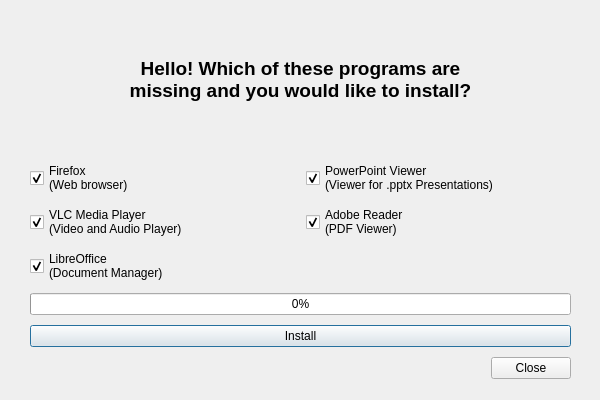
This is ui/install_dialog.ui in Atrate/qSchoolHelper as Qt 5 draws it before an edit. The edited form follows.
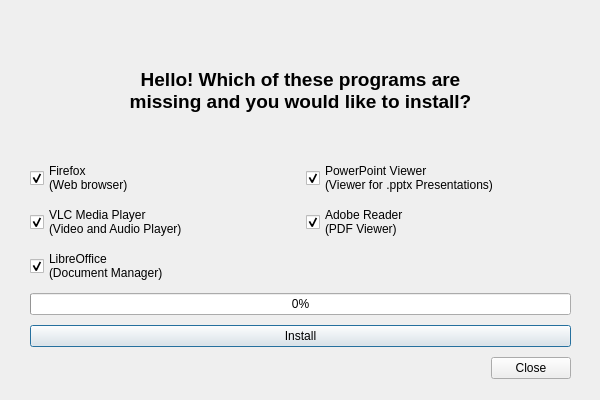
This is the edited form. Icons and pictures are not drawn.

What changed in the file:
```diff
--- a/ui/install_dialog.ui
+++ b/ui/install_dialog.ui
@@ -124,6 +124,12 @@
     </item>
     <item row="0" column="0" colspan="2">
      <widget class="QLabel" name="install_title_label">
+      <property name="sizePolicy">
+       <sizepolicy hsizetype="Preferred" vsizetype="Preferred">
+        <horstretch>0</horstretch>
+        <verstretch>0</verstretch>
+       </sizepolicy>
+      </property>
       <property name="font">
        <font>
         <pointsize>14</pointsize>
@@ -133,8 +139,7 @@
       </property>
       <property name="text">
        <string>Hello! Which of these programs are
-missing and you would like to install?
-</string>
+missing and you would like to install?</string>
       </property>
       <property name="alignment">
        <set>Qt::AlignCenter</set>
```
